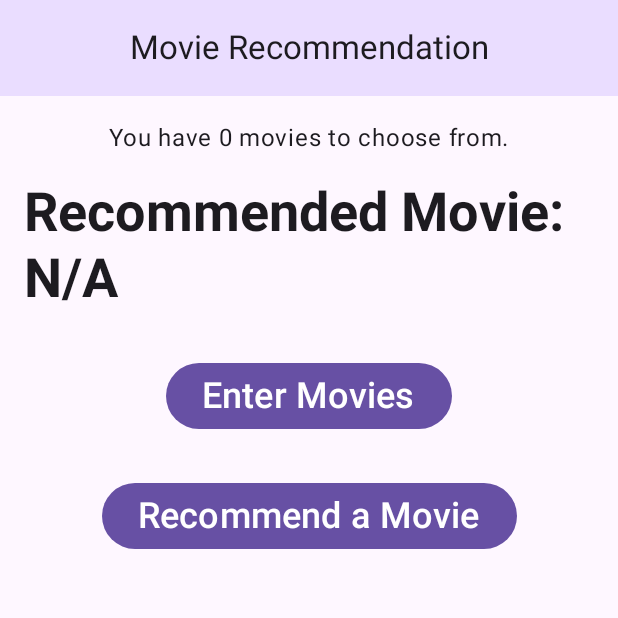
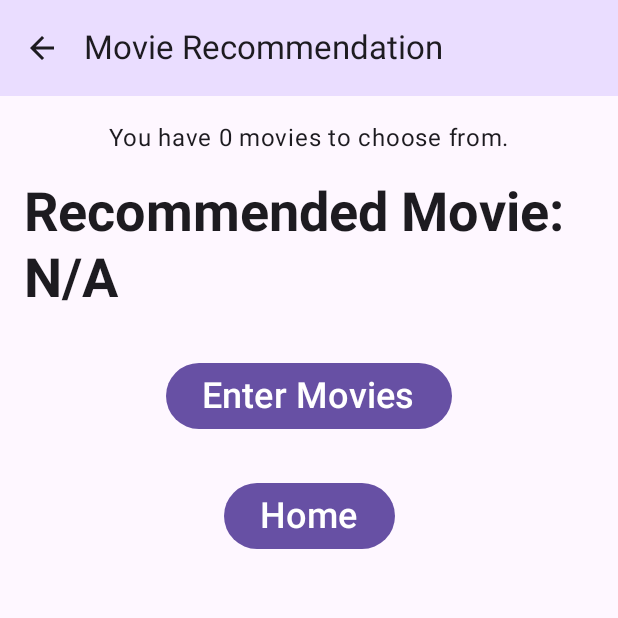
Before and after one commit to ng1417/MovieTracker, an Android app built with Jetpack Compose: the screen it shows after launch (MainActivity), after a tap on "Recommend a Movie", on a phone screen of 412 x 824 dp, the top half of it. Run offline under Robolectric (Android 15) with nearby library versions, the phone set to English and light mode, and no system bars.

Commit message:
fix one error and include Up button

```diff
--- a/app/src/main/java/com/cs211d/movietracker/MovieApp.kt
+++ b/app/src/main/java/com/cs211d/movietracker/MovieApp.kt
@@ -1,17 +1,27 @@
 package com.cs211d.movietracker
 
+import androidx.annotation.StringRes
+import androidx.compose.foundation.layout.Spacer
 import androidx.compose.foundation.layout.fillMaxSize
 import androidx.compose.foundation.layout.padding
+import androidx.compose.foundation.layout.width
+import androidx.compose.material.icons.Icons
+import androidx.compose.material.icons.filled.ArrowBack
 import androidx.compose.material3.CenterAlignedTopAppBar
 import androidx.compose.material3.ExperimentalMaterial3Api
+import androidx.compose.material3.Icon
+import androidx.compose.material3.IconButton
 import androidx.compose.material3.MaterialTheme
 import androidx.compose.material3.Scaffold
 import androidx.compose.material3.Text
+import androidx.compose.material3.TopAppBar
 import androidx.compose.material3.TopAppBarDefaults
 import androidx.compose.runtime.Composable
 import androidx.compose.runtime.collectAsState
 import androidx.compose.runtime.getValue
 import androidx.compose.ui.Modifier
+import androidx.compose.ui.res.stringResource
+import androidx.compose.ui.unit.dp
 import androidx.lifecycle.viewmodel.compose.viewModel
 import androidx.navigation.NavHostController
 import androidx.navigation.compose.NavHost
@@ -24,10 +34,37 @@ import com.cs211d.movietracker.ui.MovieRecommendation
 import com.cs211d.movietracker.ui.MovieViewModel
 
 
-enum class MovieAppScreen(var title: String) {
-    EnterMovie("Enter a movie"),
-    RecommendMovie("Movie Recommendation"),
-    Home("Movie Tracker App")
+enum class MovieAppScreen(@StringRes val title: Int) {
+    EnterMovie(title = R.string.enter_a_movie),
+    RecommendMovie(title = R.string.movie_recommendation),
+    Home(title = R.string.app_name)
+}
+
+@OptIn(ExperimentalMaterial3Api::class)
+@Composable
+fun MovieTrackAppBar(
+    currentScreen: MovieAppScreen,
+    canNavigateBack: Boolean,
+    navigateUp: () -> Unit,
+    modifier: Modifier = Modifier
+) {
+    TopAppBar(
+        title = { Text(stringResource(currentScreen.title)) },
+        colors = TopAppBarDefaults.mediumTopAppBarColors(
+            containerColor = MaterialTheme.colorScheme.primaryContainer
+        ),
+        modifier = modifier,
+        navigationIcon = {
+            if (canNavigateBack) {
+                IconButton(onClick = navigateUp) {
+                    Icon(
+                        imageVector = Icons.Filled.ArrowBack,
+                        contentDescription = stringResource(R.string.back_button)
+                    )
+                }
+            }
+        }
+    )
 }
 
 @OptIn(ExperimentalMaterial3Api::class)
@@ -44,11 +81,10 @@ fun MovieApp(
 
     Scaffold(
         topBar = {
-            CenterAlignedTopAppBar(
-                title = { Text(currentScreen.title) },
-                colors = TopAppBarDefaults.mediumTopAppBarColors(
-                    containerColor = MaterialTheme.colorScheme.primaryContainer
-                ),
+            MovieTrackAppBar(
+                currentScreen = currentScreen,
+                canNavigateBack = navController.previousBackStackEntry != null,
+                navigateUp = { navController.navigateUp() },
             )
         }
 
@@ -83,8 +119,9 @@ fun MovieApp(
             composable(route = MovieAppScreen.RecommendMovie.name) {
                 MovieRecommendation(
                     uiState = uiState,
-                    onEnterMovieClick = {navController.navigate(MovieAppScreen.EnterMovie.name)},
-                    onRecommendationMovieClick = { viewModel.recommendMovie()}
+                    onEnterMovieClick = { navController.navigate(MovieAppScreen.EnterMovie.name) },
+                    onHomeButtonClick = { navController.navigate(MovieAppScreen.Home.name)
+                    viewModel.recommendMovie()}
                 )
             }
         }
--- a/app/src/main/java/com/cs211d/movietracker/ui/RecommendMovieScreen.kt
+++ b/app/src/main/java/com/cs211d/movietracker/ui/RecommendMovieScreen.kt
@@ -28,7 +28,7 @@ import com.cs211d.movietracker.ui.components.NavigationButton
 fun MovieRecommendation(
     uiState : UiState,
     onEnterMovieClick : () -> Unit = {},
-    onRecommendationMovieClick : () -> Unit = {}
+    onHomeButtonClick : () -> Unit = {}
 ) {
 
     Column(
@@ -61,6 +61,6 @@ fun MovieRecommendation(
 
         /*** CREATE A BUTTON TO GO TO THE HomeScreen  ***/
         // add parameters to the MovieRecommendation composable as needed
-        NavigationButton(stringResource(R.string.movie_recommendation_button_text), onRecommendationMovieClick)
+        NavigationButton(stringResource(R.string.home_button_text), onHomeButtonClick)
     }
 }
--- a/app/src/main/res/values/strings.xml
+++ b/app/src/main/res/values/strings.xml
@@ -9,4 +9,7 @@
     <string name="movie_recommendation_button_text">Recommend a Movie</string>
     <string name="home_button_text">Home</string>
     <string name="movie_list_summary_text">You have %1$s movies to choose from.</string>
+    <string name="enter_a_movie">Enter a movie</string>
+    <string name="movie_recommendation">Movie Recommendation</string>
+    <string name="back_button">Back</string>
 </resources>
```
